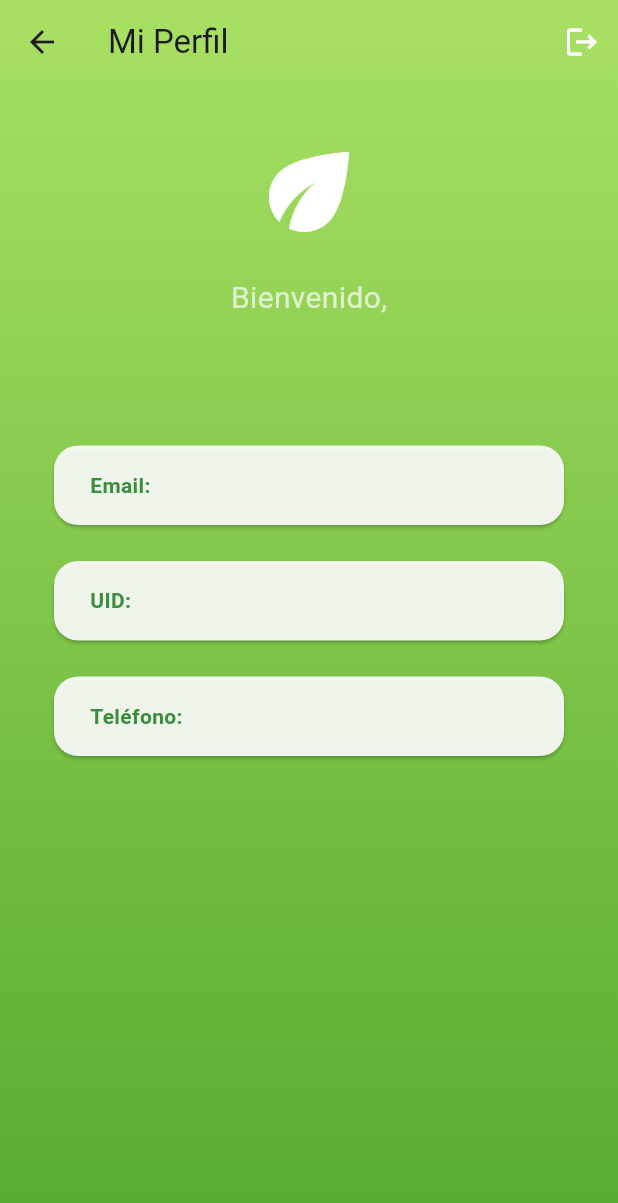
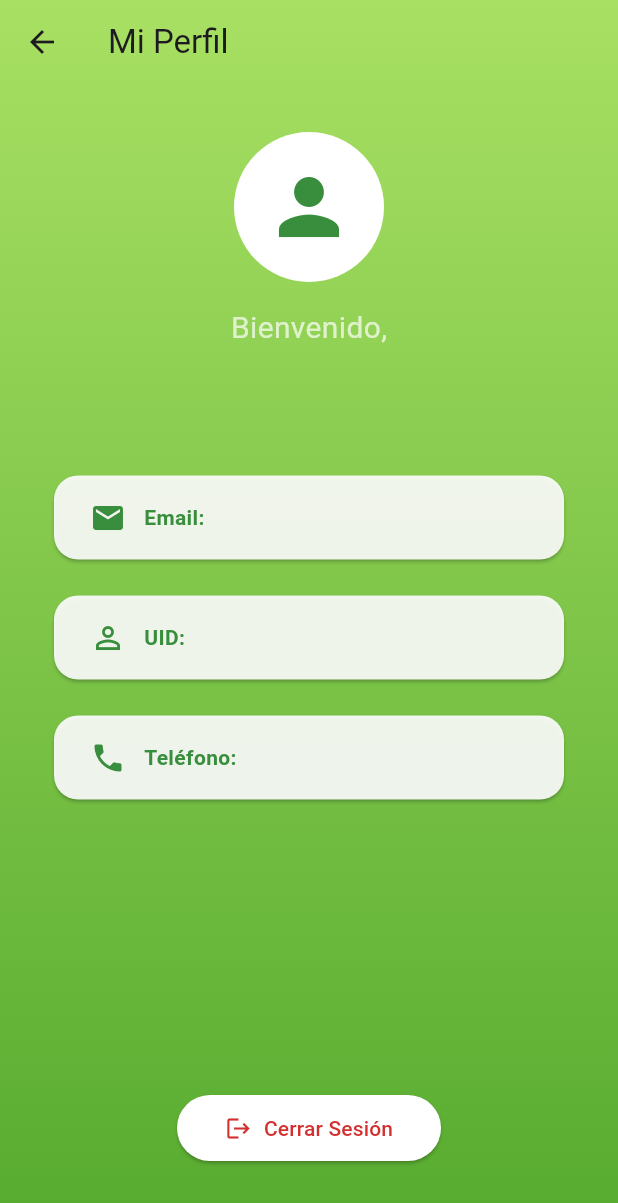
Before and after one commit to Jeffrey-7101/lab-pe-04-flutter, a Flutter app: the ProfileScreen screen opened by its route, on a phone screen of 412 x 824 dp. Shown: the top 1203 px of the screen. Run offline on Flutter 3.47's test engine with Material 3 defaults, Android fonts, the light colour scheme and no system bars; our stand-ins replace firebase_auth, firebase_core, firebase_database, fl_chart; accounts and stored records are empty.

Commit message:
Add UserProfileIcon widget and integrate it into multiple screens

```diff
--- a/lib/views/profile/profile_screen.dart
+++ b/lib/views/profile/profile_screen.dart
@@ -1,5 +1,7 @@
 import 'package:flutter/material.dart';
 import 'package:firebase_auth/firebase_auth.dart';
+import 'package:provider/provider.dart';
+import '../../viewmodels/login_viewmodel.dart';
 
 class ProfileScreen extends StatelessWidget {
   const ProfileScreen({super.key});
@@ -7,21 +9,17 @@ class ProfileScreen extends StatelessWidget {
   @override
   Widget build(BuildContext context) {
     final user = FirebaseAuth.instance.currentUser;
+    final loginVM = Provider.of<LoginViewModel>(context, listen: false);
 
     return Scaffold(
       appBar: AppBar(
         title: const Text('Mi Perfil'),
         backgroundColor: Colors.transparent,
         elevation: 0,
-        actions: [
-          IconButton(
-            icon: const Icon(Icons.logout, color: Colors.white),
-            onPressed: () async {
-              await FirebaseAuth.instance.signOut();
-              Navigator.pushReplacementNamed(context, '/login');
-            },
-          ),
-        ],
+        leading: IconButton(
+          icon: const Icon(Icons.arrow_back),
+          onPressed: () => Navigator.pop(context),
+        ),
       ),
       extendBodyBehindAppBar: true,
       body: Container(
@@ -40,7 +38,22 @@ class ProfileScreen extends StatelessWidget {
             child: Column(
               crossAxisAlignment: CrossAxisAlignment.center,
               children: [
-                const Icon(Icons.eco, size: 80, color: Colors.white),
+                // Avatar de usuario
+                CircleAvatar(
+                  radius: 50,
+                  backgroundColor: Colors.white,
+                  child: user?.photoURL != null
+                      ? ClipRRect(
+                          borderRadius: BorderRadius.circular(50),
+                          child: Image.network(
+                            user!.photoURL!,
+                            width: 100,
+                            height: 100,
+                            fit: BoxFit.cover,
+                          ),
+                        )
+                      : Icon(Icons.person, size: 60, color: Colors.green.shade700),
+                ),
                 const SizedBox(height: 16),
 
                 const Text('Bienvenido,',
@@ -61,13 +74,73 @@ class ProfileScreen extends StatelessWidget {
 
                 const SizedBox(height: 32),
 
-                _InfoCard(label: 'Email', value: user?.email ?? 'No disponible'),
+                _InfoCard(
+                  icon: Icons.email,
+                  label: 'Email',
+                  value: user?.email ?? 'No disponible'
+                ),
                 const SizedBox(height: 16),
-                _InfoCard(label: 'UID',   value: user?.uid   ?? 'No disponible'),
+                _InfoCard(
+                  icon: Icons.perm_identity,
+                  label: 'UID',
+                  value: user?.uid ?? 'No disponible'
+                ),
                 if (user?.phoneNumber != null) ...[
                   const SizedBox(height: 16),
-                  _InfoCard(label: 'Teléfono', value: user!.phoneNumber!),
+                  _InfoCard(
+                    icon: Icons.phone,
+                    label: 'Teléfono',
+                    value: user!.phoneNumber!
+                  ),
                 ],
+
+                const Spacer(),
+
+                // Botón de cerrar sesión
+                ElevatedButton.icon(
+                  icon: const Icon(Icons.logout),
+                  label: const Text('Cerrar Sesión'),
+                  style: ElevatedButton.styleFrom(
+                    backgroundColor: Colors.white,
+                    foregroundColor: Colors.red.shade700,
+                    padding: const EdgeInsets.symmetric(horizontal: 32, vertical: 12),
+                    shape: RoundedRectangleBorder(
+                      borderRadius: BorderRadius.circular(24),
+                    ),
+                  ),
+                  onPressed: () async {
+                    // Mostrar diálogo de confirmación
+                    final confirm = await showDialog<bool>(
+                      context: context,
+                      builder: (context) => AlertDialog(
+                        title: const Text('Cerrar Sesión'),
+                        content: const Text('¿Estás seguro que deseas cerrar sesión?'),
+                        actions: [
+                          TextButton(
+                            onPressed: () => Navigator.pop(context, false),
+                            child: const Text('Cancelar'),
+                          ),
+                          TextButton(
+                            onPressed: () => Navigator.pop(context, true),
+                            child: Text(
+                              'Cerrar Sesión',
+                              style: TextStyle(color: Colors.red.shade700),
+                            ),
+                          ),
+                        ],
+                      ),
+                    );
+
+                    if (confirm == true) {
+                      await loginVM.logout();
+                      if (context.mounted) {
+                        Navigator.pushReplacementNamed(context, '/login');
+                      }
+                    }
+                  },
+                ),
+
+                const SizedBox(height: 16),
               ],
             ),
           ),
@@ -78,9 +151,15 @@ class ProfileScreen extends StatelessWidget {
 }
 
 class _InfoCard extends StatelessWidget {
+  final IconData icon;
   final String label;
   final String value;
-  const _InfoCard({required this.label, required this.value});
+
+  const _InfoCard({
+    required this.icon,
+    required this.label,
+    required this.value
+  });
 
   @override
   Widget build(BuildContext context) {
@@ -91,6 +170,8 @@ class _InfoCard extends StatelessWidget {
         padding: const EdgeInsets.symmetric(vertical: 16, horizontal: 24),
         child: Row(
           children: [
+            Icon(icon, color: Colors.green.shade700),
+            const SizedBox(width: 12),
             Text(
               '$label:',
               style: TextStyle(
```
Also changed, not shown: lib/views/devices/device_screen.dart (+18 -1 lines), lib/views/notifications/notifications_screen.dart (+18 -1 lines), lib/views/statistics/statistics_screen.dart (+18 -0 lines), lib/views/widgets/user_profile_icon.dart (added, +87 -0 lines).
